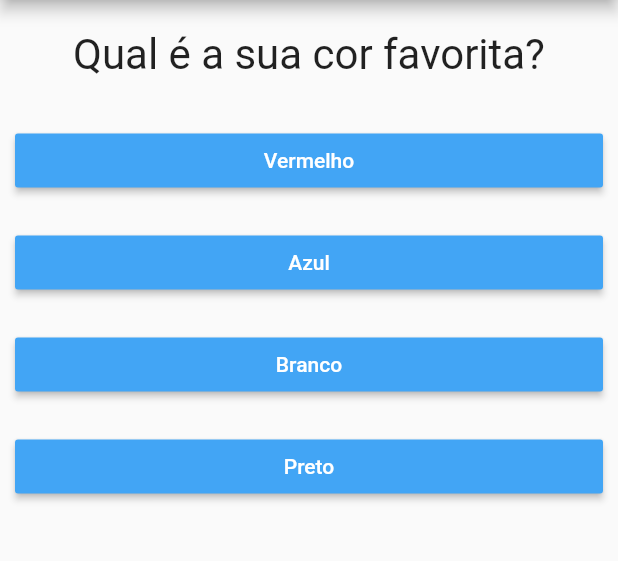
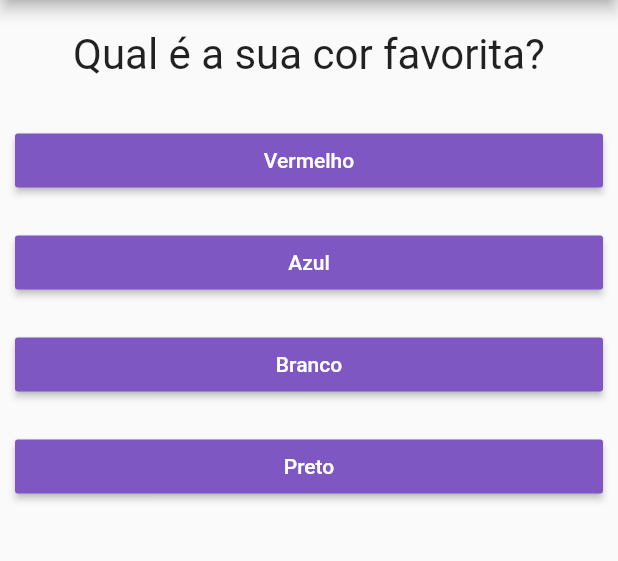
Before and after one commit to Orion-News/App_Perguntas, a Flutter app: the screen it shows after launch, on a phone screen of 412 x 824 dp, the part 84-645 px from its top. Run offline on Flutter 3.47's test engine with Material 2 defaults, Android fonts, the phone set to English and light mode, and no system bars.

Commit message:
resposta: changed background color of component

```diff
--- a/lib/resposta.dart
+++ b/lib/resposta.dart
@@ -13,7 +13,7 @@ class Resposta extends StatelessWidget {
       width: double.infinity,
       margin: EdgeInsets.all(10),
       child: RaisedButton(
-              color: Colors.blue.shade400,
+              color: Colors.deepPurple[400],
               textColor: Colors.white,
               child: Text(texto),
               onPressed: quandoSelecionar,
```
